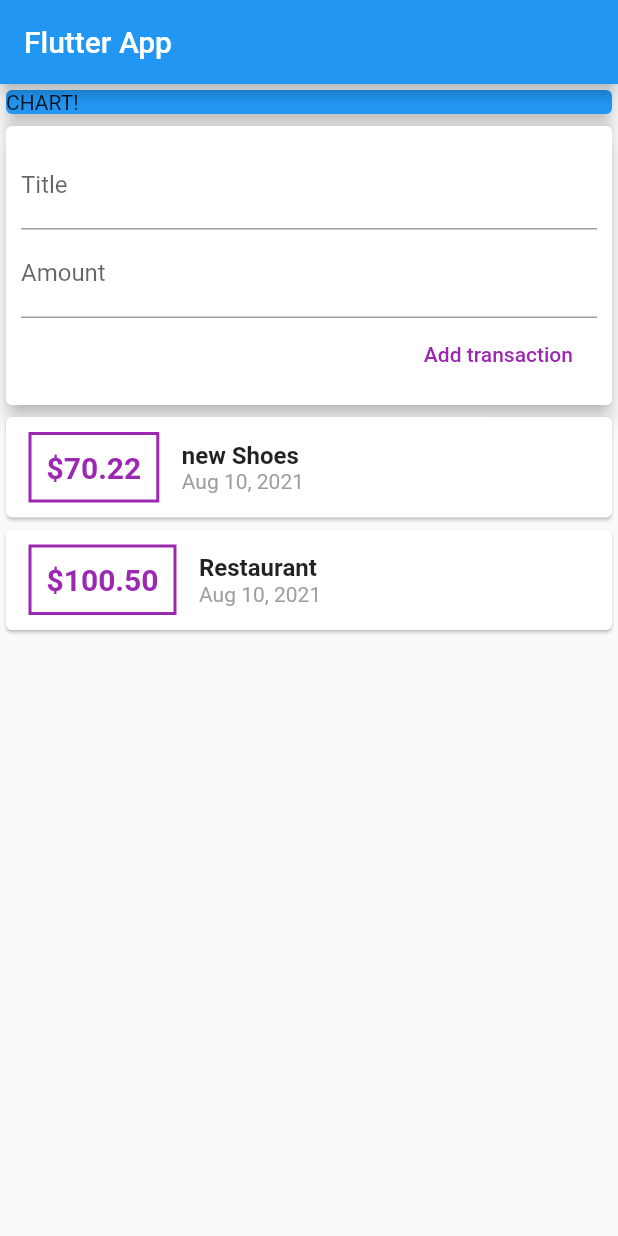
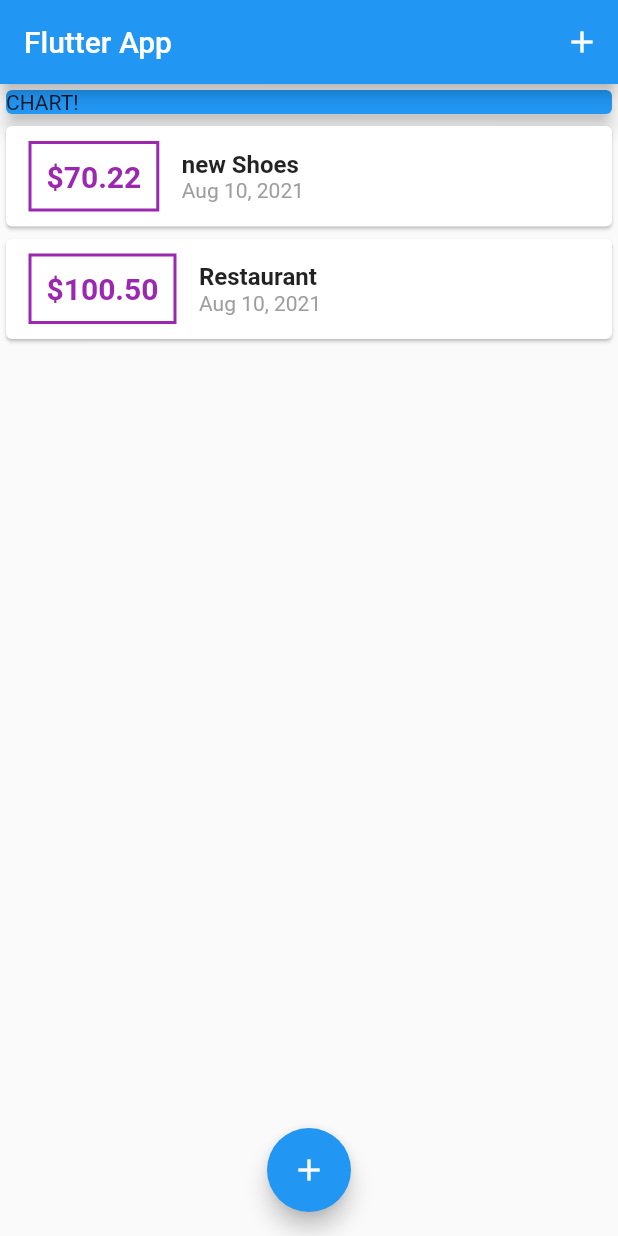
Before and after one commit to MehdiJarraya/second_flutter_app, a Flutter app: the screen it shows after launch, on a phone screen of 412 x 824 dp. Run offline on Flutter 3.47's test engine with Material 2 defaults, Android fonts, the phone set to English and light mode, and no system bars.

Commit message:
show the form in model when clicking on floating button or action bar button

```diff
--- a/lib/main.dart
+++ b/lib/main.dart
@@ -1,5 +1,7 @@
 import 'package:flutter/material.dart';
-import './widgets/user_transaction.dart';
+import '/widgets/new_transaction.dart';
+import './widgets/transaction_list.dart';
+import '../models/transaction.dart';
 
 void main() => runApp(MyApp());
 
@@ -13,12 +15,62 @@ class MyApp extends StatelessWidget {
   }
 }
 
-class MyHomePage extends StatelessWidget {
+class MyHomePage extends StatefulWidget {
+  @override
+  _MyHomePageState createState() => _MyHomePageState();
+}
+
+class _MyHomePageState extends State<MyHomePage> {
+  final List<Transaction> _userTransactions = [
+    Transaction(
+      id: 't1',
+      title: "new Shoes",
+      amount: 70.22,
+      date: DateTime.now(),
+    ),
+    Transaction(
+      id: 't1',
+      title: "Restaurant",
+      amount: 100.50,
+      date: DateTime.now(),
+    )
+  ];
+
+  void _addTranscation(String title, double amount) {
+    final newTx = Transaction(
+      id: DateTime.now().toString(),
+      title: title,
+      amount: amount,
+      date: DateTime.now(),
+    );
+
+    setState(() {
+      _userTransactions.add(newTx);
+    });
+  }
+
+  void _startAddNewTransactio(BuildContext ctx) {
+    // this is flutter method that need context as param so we pass when calling startAddNewTransactio
+//
+    showModalBottomSheet(
+      context: ctx,
+      builder: (_) {
+        return NewTransaction(_addTranscation);
+      },
+    );
+  }
+
   @override
   Widget build(BuildContext context) {
     return Scaffold(
       appBar: AppBar(
         title: Text('Flutter App'),
+        actions: <Widget>[
+          IconButton(
+            onPressed: () => _startAddNewTransactio(context),
+            icon: Icon(Icons.add),
+          )
+        ],
       ),
       // column take all available space
       body: SingleChildScrollView(
@@ -34,9 +86,14 @@ class MyHomePage extends StatelessWidget {
                 elevation: 5,
               ),
             ),
-            UserTransaction(),
+            TransactionList(_userTransactions),
           ],
         ),
+      ),
+      floatingActionButtonLocation: FloatingActionButtonLocation.centerFloat,
+      floatingActionButton: FloatingActionButton(
+        child: Icon(Icons.add),
+        onPressed: () => _startAddNewTransactio(context),
       ),
     );
   }
--- a/lib/widgets/user_transaction.dart
+++ /dev/null
@@ -1,51 +0,0 @@
-import 'package:flutter/material.dart';
-import '../widgets/transaction_list.dart';
-import '../widgets/new_transaction.dart';
-import '../models/transaction.dart';
-
-class UserTransaction extends StatefulWidget {
-  // UserTransaction({Key? key}) : super(key: key);
-
-  @override
-  _UserTransactionState createState() => _UserTransactionState();
-}
-
-class _UserTransactionState extends State<UserTransaction> {
-  final List<Transaction> _userTransactions = [
-    Transaction(
-      id: 't1',
-      title: "new Shoes",
-      amount: 70.22,
-      date: DateTime.now(),
-    ),
-    Transaction(
-      id: 't1',
-      title: "Restaurant",
-      amount: 100.50,
-      date: DateTime.now(),
-    )
-  ];
-
-  void _addTranscation(String title, double amount) {
-    final newTx = Transaction(
-      id: DateTime.now().toString(),
-      title: title,
-      amount: amount,
-      date: DateTime.now(),
-    );
-
-    setState(() {
-      _userTransactions.add(newTx);
-    });
-  }
-
-  @override
-  Widget build(BuildContext context) {
-    return Column(
-      children: <Widget>[
-        NewTransaction(_addTranscation),
-        TransactionList(_userTransactions),
-      ],
-    );
-  }
-}
```
